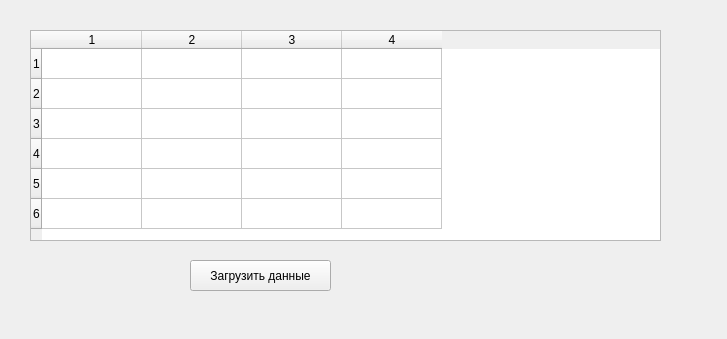
Before: the Qt Designer form Vlasov.ui in shekerme/-, drawn with Qt 5.
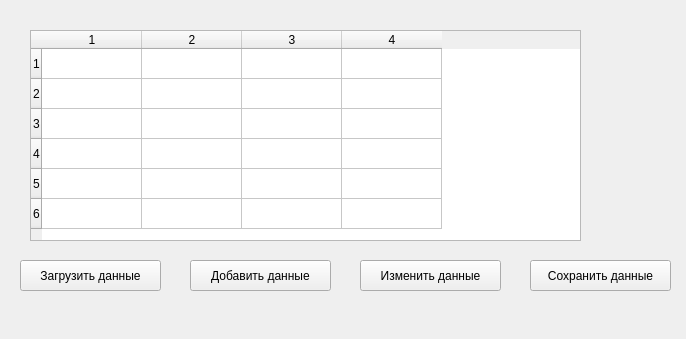
After: the same form once the commit is applied.

Commit message: Добавил функцию добавления данных

What changed in the file:
```diff
--- a/Vlasov.ui
+++ b/Vlasov.ui
@@ -6,7 +6,7 @@
    <rect>
     <x>0</x>
     <y>0</y>
-    <width>727</width>
+    <width>686</width>
     <height>339</height>
    </rect>
   </property>
@@ -19,7 +19,7 @@
      <rect>
       <x>30</x>
       <y>30</y>
-      <width>631</width>
+      <width>551</width>
       <height>211</height>
      </rect>
     </property>
@@ -43,7 +43,7 @@
    <widget class="QPushButton" name="pushButton">
     <property name="geometry">
      <rect>
-      <x>190</x>
+      <x>20</x>
       <y>260</y>
       <width>141</width>
       <height>31</height>
@@ -53,6 +53,45 @@
      <string>Загрузить данные</string>
     </property>
    </widget>
+   <widget class="QPushButton" name="pushButton_2">
+    <property name="geometry">
+     <rect>
+      <x>190</x>
+      <y>260</y>
+      <width>141</width>
+      <height>31</height>
+     </rect>
+    </property>
+    <property name="text">
+     <string>Добавить данные</string>
+    </property>
+   </widget>
+   <widget class="QPushButton" name="pushButton_3">
+    <property name="geometry">
+     <rect>
+      <x>360</x>
+      <y>260</y>
+      <width>141</width>
+      <height>31</height>
+     </rect>
+    </property>
+    <property name="text">
+     <string>Изменить данные</string>
+    </property>
+   </widget>
+   <widget class="QPushButton" name="pushButton_4">
+    <property name="geometry">
+     <rect>
+      <x>530</x>
+      <y>260</y>
+      <width>141</width>
+      <height>31</height>
+     </rect>
+    </property>
+    <property name="text">
+     <string>Сохранить данные</string>
+    </property>
+   </widget>
   </widget>
  </widget>
  <resources/>
```
The commit also changes 2 other files.
